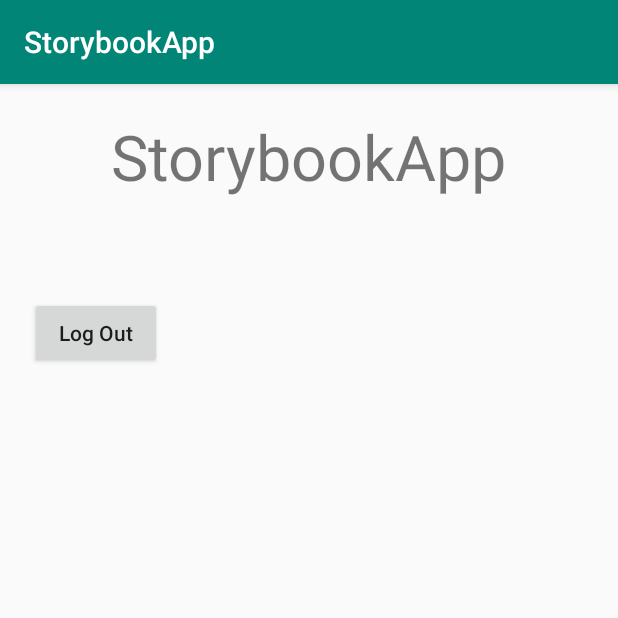
After one commit to JasonHaque/StorybookApp, an Android app: the fragment ProfileFragment shown on its own in the app's theme, on a phone screen of 412 x 824 dp, the top half of it. The commit adds this screen. Run offline under Robolectric (Android 15) with nearby library versions, the light colour scheme and no system bars; our stand-ins replace Firebase (no records; nobody signed in at launch, a user with empty details on screens opened directly).

Commit message:
Profile fragment added

```diff
--- a/app/build.gradle
+++ b/app/build.gradle
@@ -41,6 +41,7 @@ dependencies {
     implementation 'androidx.lifecycle:lifecycle-extensions:2.0.0'
     implementation 'androidx.navigation:navigation-fragment-ktx:2.0.0'
     implementation 'androidx.navigation:navigation-ui-ktx:2.0.0'
+    implementation 'androidx.lifecycle:lifecycle-viewmodel-ktx:2.0.0'
     testImplementation 'junit:junit:4.12'
     androidTestImplementation 'androidx.test.ext:junit:1.1.0'
     androidTestImplementation 'androidx.test.espresso:espresso-core:3.1.1'
--- /dev/null
+++ b/app/src/main/java/com/example/storybookapp/Activities/ui/profile/ProfileFragment.kt
@@ -0,0 +1,59 @@
+package com.example.storybookapp.Activities.ui.profile
+
+import android.content.Intent
+import androidx.lifecycle.ViewModelProviders
+import android.os.Bundle
+import androidx.fragment.app.Fragment
+import android.view.LayoutInflater
+import android.view.View
+import android.view.ViewGroup
+import android.widget.Toast
+import androidx.core.content.ContextCompat
+import com.example.storybookapp.Activities.LogInActivity
+
+import com.example.storybookapp.R
+import com.example.storybookapp.Views.HomeView
+import com.google.firebase.auth.FirebaseAuth
+import kotlinx.android.synthetic.main.profile_fragment.*
+
+class ProfileFragment : Fragment() {
+
+    companion object {
+        fun newInstance() = ProfileFragment()
+    }
+
+    private lateinit var viewModel: ProfileViewModel
+
+    override fun onCreateView(
+        inflater: LayoutInflater,
+        container: ViewGroup?,
+        savedInstanceState: Bundle?
+    ): View? {
+        return inflater.inflate(R.layout.profile_fragment, container, false)
+    }
+
+    override fun onActivityCreated(savedInstanceState: Bundle?) {
+        super.onActivityCreated(savedInstanceState)
+        viewModel = ViewModelProviders.of(this).get(ProfileViewModel::class.java)
+        bindWidgets()
+        // TODO: Use the ViewModel
+    }
+
+    private fun bindWidgets(){
+        profile_view.text= FirebaseAuth.getInstance().currentUser?.email.toString()
+        log_out_button.setOnClickListener {
+            FirebaseAuth.getInstance().signOut()
+            Toast.makeText(this,"Logging out", Toast.LENGTH_SHORT).show()
+            val intent= Intent(this, LogInActivity::class.java)
+            ContextCompat.startActivity(intent)
+        }
+    }
+    override fun Fragment.onBackPressed() {
+        super.onBackPressed()
+        val intent = Intent(this@ProfileFragment, HomeView::class.java)
+        intent.setFlags(Intent.FLAG_ACTIVITY_CLEAR_TOP)
+        ContextCompat.startActivity(intent)
+
+    }
+
+}
--- /dev/null
+++ b/app/src/main/java/com/example/storybookapp/Activities/ui/profile/ProfileViewModel.kt
@@ -0,0 +1,8 @@
+package com.example.storybookapp.Activities.ui.profile
+
+
+import androidx.lifecycle.ViewModel
+
+class ProfileViewModel : ViewModel() {
+    // TODO: Implement the ViewModel
+}
--- a/app/src/main/java/com/example/storybookapp/Activities/ui/share/ShareViewModel.kt
+++ b/app/src/main/java/com/example/storybookapp/Activities/ui/share/ShareViewModel.kt
@@ -7,7 +7,7 @@ import androidx.lifecycle.ViewModel
 class ShareViewModel : ViewModel() {
 
     private val _text = MutableLiveData<String>().apply {
-        value = "This is share Fragment"
+        value = "This is profile Fragment"
     }
     val text: LiveData<String> = _text
 }
--- /dev/null
+++ b/app/src/main/res/layout/profile_fragment.xml
@@ -0,0 +1,34 @@
+<?xml version="1.0" encoding="utf-8"?>
+<FrameLayout xmlns:android="http://schemas.android.com/apk/res/android"
+    xmlns:tools="http://schemas.android.com/tools"
+    android:layout_width="match_parent"
+    android:layout_height="match_parent"
+    tools:context=".Activities.ui.profile.ProfileFragment">
+
+    <LinearLayout
+        android:layout_width="match_parent"
+        android:layout_height="match_parent"
+        android:orientation="vertical"
+        android:padding="20dp">
+        <TextView
+            android:text="@string/app_name"
+            android:layout_width="wrap_content"
+            android:textSize="42sp"
+            android:layout_gravity="center"
+            android:layout_marginBottom="20dp"
+            android:layout_height="wrap_content"/>
+        <TextView
+            android:id="@+id/profile_view"
+            android:textSize="22sp"
+            android:layout_marginBottom="16dp"
+            android:layout_width="wrap_content"
+            android:layout_height="wrap_content"/>
+        <Button
+            android:id="@+id/log_out_button"
+            android:text="@string/log_out"
+            android:textAllCaps="false"
+            android:layout_width="wrap_content"
+            android:layout_height="wrap_content"/>
+    </LinearLayout>
+
+</FrameLayout>
--- a/app/src/main/res/navigation/mobile_navigation.xml
+++ b/app/src/main/res/navigation/mobile_navigation.xml
@@ -31,9 +31,9 @@
 
     <fragment
         android:id="@+id/nav_share"
-        android:name="com.example.storybookapp.Activities.ui.share.ShareFragment"
-        android:label="@string/menu_share"
-        tools:layout="@layout/fragment_share" />
+        android:name="com.example.storybookapp.Activities.ui.profile.ProfileFragment"
+        android:label="Profile"
+        tools:layout="@layout/profile_fragment" />
 
     <fragment
         android:id="@+id/nav_send"
```
Also changed, not shown: app/src/main/res/drawable/ic_exit_to_app_black_24dp.xml (added, +9 -0 lines), app/src/main/res/drawable/ic_person_black_24dp.xml (added, +9 -0 lines), app/src/main/res/menu/activity_opening_drawer.xml (+5 -5 lines).
